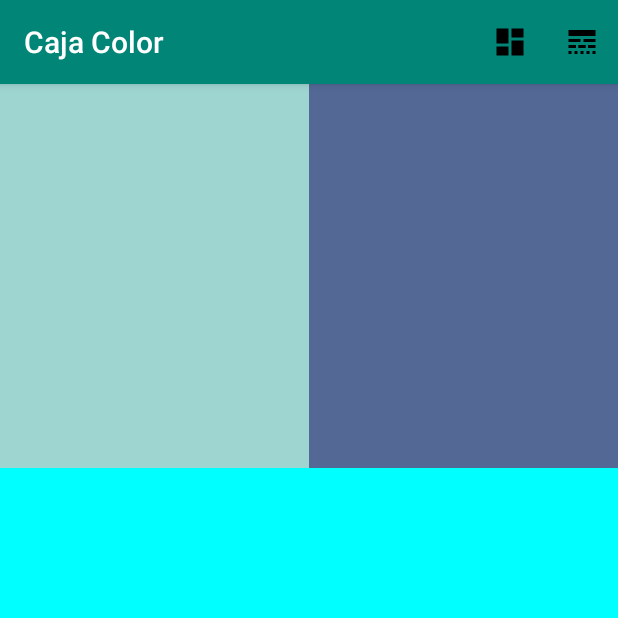
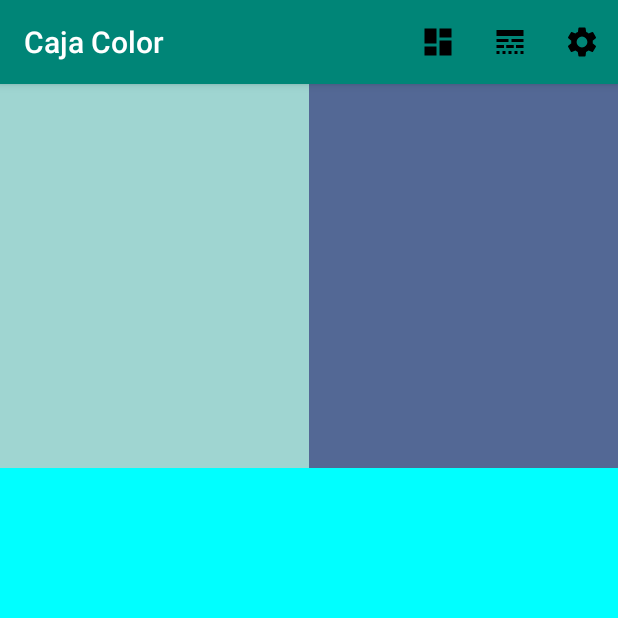
Before and after one commit to flcarballeda/CajaColores, an Android app: the screen it shows after launch (MainActivity), on a phone screen of 412 x 824 dp, the top half of it. Run offline under Robolectric (Android 15) with nearby library versions, the phone set to English and light mode, and no system bars.

Commit message:
Añadida la opción del menú Configuración sin código que la soporte.

```diff
--- a/app/src/main/java/org/lopez/fernando/cajacolores/MainActivity.java
+++ b/app/src/main/java/org/lopez/fernando/cajacolores/MainActivity.java
@@ -53,6 +53,11 @@ public class MainActivity extends AppCompatActivity {
                 this.finish();
                 startActivity(intent);
             } break;
+            case R.id.configuracion: {
+                Log.d(MYAPP, "Menú Configuración.");
+                // Lanzar la configuración del juego.
+            }
+            break;
             default: {
                 Log.d(MYAPP, String.format("Se ha recibido un ID desconocido: '%1$d'.", item.getItemId()));
             } break;
--- a/app/src/main/java/org/lopez/fernando/cajacolores/SplitView.java
+++ b/app/src/main/java/org/lopez/fernando/cajacolores/SplitView.java
@@ -92,6 +92,11 @@ public class SplitView extends AppCompatActivity {
                 Intent intent = new Intent(this, SplitView.class);
                 this.finish();
                 startActivity(intent);
+            }
+            break;
+            case R.id.configuracion: {
+                Log.d(SPLIT_VIEW_DIVIDIR, "Menú Configuración.");
+                // Lanzar la configuración del juego.
             }
             break;
             default: {
--- /dev/null
+++ b/app/src/main/res/drawable/ic_settings_black_24dp.xml
@@ -0,0 +1,9 @@
+<vector xmlns:android="http://schemas.android.com/apk/res/android"
+        android:width="24dp"
+        android:height="24dp"
+        android:viewportWidth="24"
+        android:viewportHeight="24">
+    <path
+        android:fillColor="#FF000000"
+        android:pathData="M19.1,12.9a2.8,2.8 0,0 0,0.1 -0.9,2.8 2.8,0 0,0 -0.1,-0.9l2.1,-1.6a0.7,0.7 0,0 0,0.1 -0.6L19.4,5.5a0.7,0.7 0,0 0,-0.6 -0.2l-2.4,1a6.5,6.5 0,0 0,-1.6 -0.9l-0.4,-2.6a0.5,0.5 0,0 0,-0.5 -0.4H10.1a0.5,0.5 0,0 0,-0.5 0.4L9.3,5.4a5.6,5.6 0,0 0,-1.7 0.9l-2.4,-1a0.4,0.4 0,0 0,-0.5 0.2l-2,3.4c-0.1,0.2 0,0.4 0.2,0.6l2,1.6a2.8,2.8 0,0 0,-0.1 0.9,2.8 2.8,0 0,0 0.1,0.9L2.8,14.5a0.7,0.7 0,0 0,-0.1 0.6l1.9,3.4a0.7,0.7 0,0 0,0.6 0.2l2.4,-1a6.5,6.5 0,0 0,1.6 0.9l0.4,2.6a0.5,0.5 0,0 0,0.5 0.4h3.8a0.5,0.5 0,0 0,0.5 -0.4l0.3,-2.6a5.6,5.6 0,0 0,1.7 -0.9l2.4,1a0.4,0.4 0,0 0,0.5 -0.2l2,-3.4c0.1,-0.2 0,-0.4 -0.2,-0.6ZM12,15.6A3.6,3.6 0,1 1,15.6 12,3.6 3.6,0 0,1 12,15.6Z"/>
+</vector>
--- a/app/src/main/res/menu/menu.xml
+++ b/app/src/main/res/menu/menu.xml
@@ -10,4 +10,8 @@
         android:id="@+id/version_dividir"
         app:showAsAction="always"
         android:icon="@drawable/ic_line_style_black_24dp"/>
+    <item android:title="Configuración"
+        android:id="@+id/configuracion"
+        app:showAsAction="always"
+        android:icon="@drawable/ic_settings_black_24dp"/>
 </menu>
```
